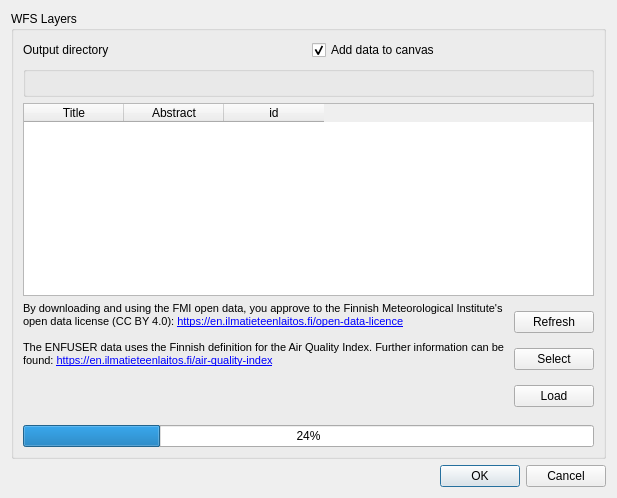
First picture: the form in FMI2QGIS/resources/ui/main_dialog.ui, repository GispoCoding/FMI2QGIS, before the edit.
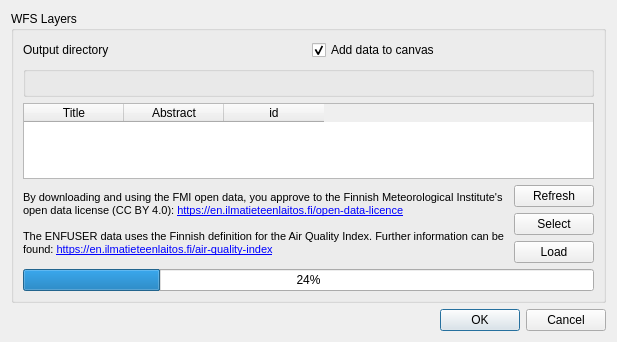
Second picture: the form after the edit. Custom widgets are drawn as their Qt base class.

Diff of the .ui file:
```diff
--- a/FMI2QGIS/resources/ui/main_dialog.ui
+++ b/FMI2QGIS/resources/ui/main_dialog.ui
@@ -9,8 +9,8 @@
    <rect>
     <x>0</x>
     <y>0</y>
-    <width>459</width>
-    <height>498</height>
+    <width>443</width>
+    <height>342</height>
    </rect>
   </property>
   <property name="windowTitle">
@@ -106,11 +106,7 @@
 &lt;p style=&quot; margin-top:0px; margin-bottom:0px; margin-left:0px; margin-right:0px; -qt-block-indent:0; text-indent:0px;&quot;&gt;open data license (CC BY 4.0): &lt;a href=&quot;https://en.ilmatieteenlaitos.fi/open-data-licence&quot;&gt;&lt;span style=&quot; text-decoration: underline; color:#0000ff;&quot;&gt;https://en.ilmatieteenlaitos.fi/open-data-licence&lt;/span&gt;&lt;/a&gt;&lt;/p&gt;
 &lt;p style=&quot;-qt-paragraph-type:empty; margin-top:0px; margin-bottom:0px; margin-left:0px; margin-right:0px; -qt-block-indent:0; text-indent:0px; text-decoration: underline; color:#0000ff;&quot;&gt;&lt;br /&gt;&lt;/p&gt;
 &lt;p style=&quot; margin-top:0px; margin-bottom:0px; margin-left:0px; margin-right:0px; -qt-block-indent:0; text-indent:0px;&quot;&gt;The ENFUSER data uses the Finnish definition for the Air Quality Index. Further information can be &lt;/p&gt;
-&lt;p style=&quot; margin-top:0px; margin-bottom:0px; margin-left:0px; margin-right:0px; -qt-block-indent:0; text-indent:0px;&quot;&gt;found: &lt;a href=&quot;https://en.ilmatieteenlaitos.fi/air-quality-index&quot;&gt;&lt;span style=&quot; text-decoration: underline; color:#0000ff;&quot;&gt;https://en.ilmatieteenlaitos.fi/air-quality-index&lt;/span&gt;&lt;/a&gt;&lt;/p&gt;
-&lt;p style=&quot;-qt-paragraph-type:empty; margin-top:0px; margin-bottom:0px; margin-left:0px; margin-right:0px; -qt-block-indent:0; text-indent:0px; text-decoration: underline; color:#0000ff;&quot;&gt;&lt;br /&gt;&lt;/p&gt;
-&lt;p style=&quot;-qt-paragraph-type:empty; margin-top:0px; margin-bottom:0px; margin-left:0px; margin-right:0px; -qt-block-indent:0; text-indent:0px; text-decoration: underline; color:#0000ff;&quot;&gt;&lt;br /&gt;&lt;/p&gt;
-&lt;p style=&quot;-qt-paragraph-type:empty; margin-top:0px; margin-bottom:0px; margin-left:0px; margin-right:0px; -qt-block-indent:0; text-indent:0px; text-decoration: underline; color:#0000ff;&quot;&gt;&lt;br /&gt;&lt;/p&gt;
-&lt;p style=&quot;-qt-paragraph-type:empty; margin-top:0px; margin-bottom:0px; margin-left:0px; margin-right:0px; -qt-block-indent:0; text-indent:0px; text-decoration: underline; color:#0000ff;&quot;&gt;&lt;br /&gt;&lt;/p&gt;&lt;/body&gt;&lt;/html&gt;</string>
+&lt;p style=&quot; margin-top:0px; margin-bottom:0px; margin-left:0px; margin-right:0px; -qt-block-indent:0; text-indent:0px;&quot;&gt;found: &lt;a href=&quot;https://en.ilmatieteenlaitos.fi/air-quality-index&quot;&gt;&lt;span style=&quot; text-decoration: underline; color:#0000ff;&quot;&gt;https://en.ilmatieteenlaitos.fi/air-quality-index&lt;/span&gt;&lt;/a&gt;&lt;/p&gt;&lt;/body&gt;&lt;/html&gt;</string>
           </property>
          </widget>
         </item>
```
